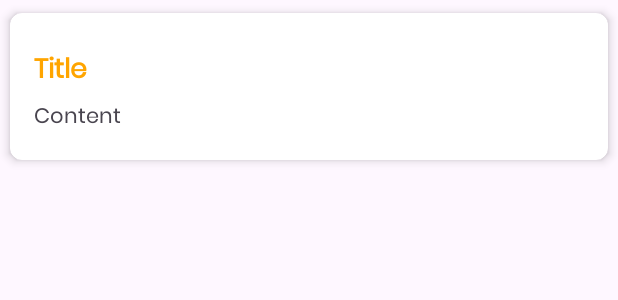
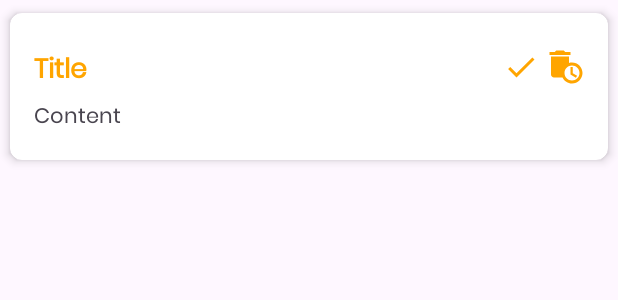
Before and after one commit to SavithOlitha/To-Do-list-Android-Application, an Android app: the layout note_item.xml on its own in the app's theme, with its tools: preview values and no code run, on a phone screen of 412 x 824 dp. Shown: the top 300 px of the screen. Run offline under Robolectric (Android 15) with nearby library versions, the phone set to English and light mode, and no system bars.

Commit message:
3rd commit

```diff
--- a/app/src/main/AndroidManifest.xml
+++ b/app/src/main/AndroidManifest.xml
@@ -12,6 +12,9 @@
         android:supportsRtl="true"
         android:theme="@style/Theme.NotesSQLite"
         tools:targetApi="31">
+        <activity
+            android:name=".UpdateNoteActivity"
+            android:exported="false" />
         <activity
             android:name=".AddNoteActivity"
             android:exported="false" />
--- /dev/null
+++ b/app/src/main/res/drawable/baseline_auto_delete_24.xml
@@ -0,0 +1,7 @@
+<vector android:height="24dp" android:tint="#FFA500"
+    android:viewportHeight="24" android:viewportWidth="24"
+    android:width="24dp" xmlns:android="http://schemas.android.com/apk/res/android">
+    <path android:fillColor="@android:color/white" android:pathData="M15,2l-3.5,0l-1,-1l-5,0l-1,1l-3.5,0l0,2l14,0z"/>
+    <path android:fillColor="@android:color/white" android:pathData="M16,9c-0.7,0 -1.37,0.1 -2,0.29V5H2v12c0,1.1 0.9,2 2,2h5.68c1.12,2.36 3.53,4 6.32,4c3.87,0 7,-3.13 7,-7C23,12.13 19.87,9 16,9zM16,21c-2.76,0 -5,-2.24 -5,-5s2.24,-5 5,-5s5,2.24 5,5S18.76,21 16,21z"/>
+    <path android:fillColor="@android:color/white" android:pathData="M16.5,12l-1.5,0l0,5l3.6,2.1l0.8,-1.2l-2.9,-1.7z"/>
+</vector>
--- a/app/src/main/res/layout/activity_main.xml
+++ b/app/src/main/res/layout/activity_main.xml
@@ -25,6 +25,7 @@
         android:layout_marginTop="50dp"
         android:padding="16dp"/>
 
+
     <com.google.android.material.floatingactionbutton.FloatingActionButton
         android:id="@+id/addButton"
         android:layout_width="wrap_content"
--- a/app/src/main/res/layout/note_item.xml
+++ b/app/src/main/res/layout/note_item.xml
@@ -30,6 +30,21 @@
                 android:textSize="18sp"
                 android:textStyle="bold"/>
 
+            <ImageView
+                android:id="@+id/updateButton"
+                android:layout_width="24dp"
+                android:layout_height="24dp"
+                android:layout_alignParentEnd="true"
+                android:layout_marginEnd="30dp"
+                android:src="@drawable/baseline_check_24"/>
+
+            <ImageView
+                android:id="@+id/deleteButton"
+                android:layout_width="24dp"
+                android:layout_height="24dp"
+                android:layout_alignParentEnd="true"
+                android:src="@drawable/baseline_auto_delete_24"/>
+
         </RelativeLayout>
 
         <TextView
```
Also changed, not shown: app/src/main/java/com/example/notessqlite/NoteDatabaseHelper.kt (+36 -1 lines), app/src/main/java/com/example/notessqlite/NotesAdapter.kt (+20 -2 lines), app/src/main/java/com/example/notessqlite/UpdateNoteActivity.kt (added, +39 -0 lines), app/src/main/res/layout/activity_upadate_note.xml (added, +55 -0 lines).
